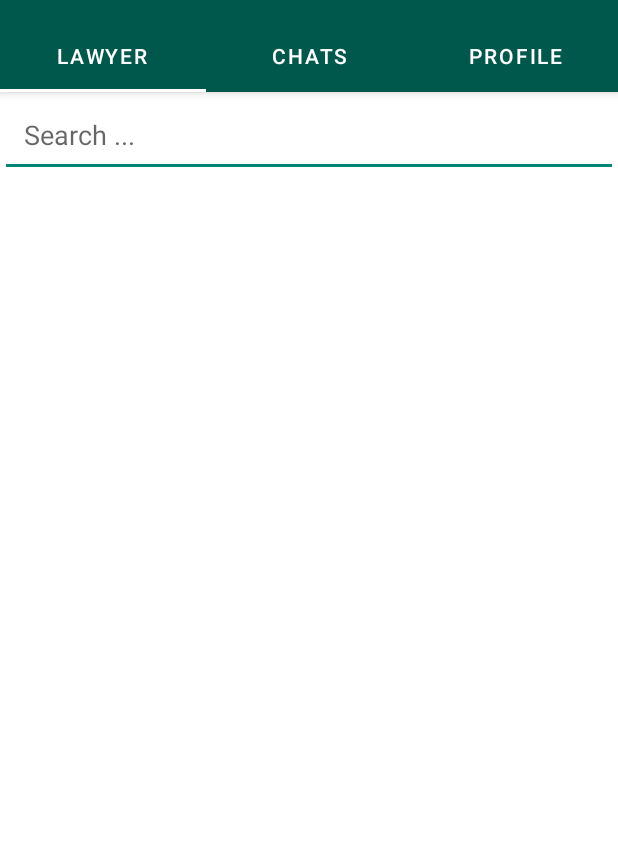
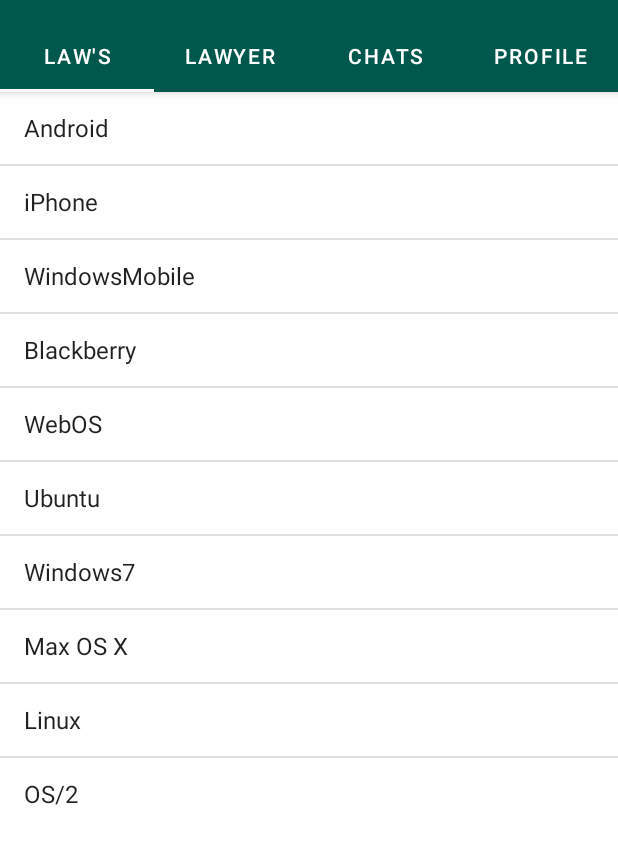
Before and after one commit to shahriarRahmanShaon/18Law, an Android app: the screen it shows after launch once a user with an empty profile is signed in (MainActivity), on a phone screen of 412 x 824 dp, the part 64-928 px from its top. Run offline under Robolectric (Android 15) with nearby library versions, the phone set to English and light mode, and no system bars; our stand-ins replace CircleImageView, Firebase (no records; nobody signed in at launch, a user with empty details on screens opened directly), Picasso; libraries missing offline, so code that uses them is left out: com.rengwuxian.materialedittext; 5 statements that could not run were skipped.

Commit message:
listView inside fragment

```diff
--- a/app/src/main/java/com/ovi/a16flawbd/Adapters/UsersAdapter.java
+++ b/app/src/main/java/com/ovi/a16flawbd/Adapters/UsersAdapter.java
@@ -150,7 +150,7 @@ public class UsersAdapter extends RecyclerView.Adapter<UsersAdapter.UsersAdapter
                 }
                 switch (theLastMsg){
                     case "default":
-                        lst_msg.setText("No message");
+                        lst_msg.setText(" ");
                         break;
                     default:
                         lst_msg.setText(theLastMsg);
--- /dev/null
+++ b/app/src/main/java/com/ovi/a16flawbd/Fragments/LawListFragment.java
@@ -0,0 +1,45 @@
+package com.ovi.a16flawbd.Fragments;
+
+import android.content.Intent;
+import android.os.Bundle;
+
+import androidx.fragment.app.Fragment;
+
+import android.view.LayoutInflater;
+import android.view.View;
+import android.view.ViewGroup;
+import android.widget.AdapterView;
+import android.widget.ArrayAdapter;
+import android.widget.ListView;
+
+import com.ovi.a16flawbd.LawList.trafficActivity;
+import com.ovi.a16flawbd.R;
+
+
+public class LawListFragment extends Fragment {
+
+    ListView listView;
+    final String[] items = new String[] { "Android", "iPhone", "WindowsMobile",
+            "Blackberry", "WebOS", "Ubuntu", "Windows7", "Max OS X",
+            "Linux", "OS/2" };
+
+    @Override
+    public View onCreateView(LayoutInflater inflater, ViewGroup container,
+                             Bundle savedInstanceState) {
+        // Inflate the layout for this fragment
+        View view = inflater.inflate(R.layout.fragment_law_list, container, false);
+
+        listView = view.findViewById(R.id.list_View);
+        ArrayAdapter<String> arrayAdapter = new ArrayAdapter<>(getActivity(), android.R.layout.simple_list_item_1, items);
+        listView.setAdapter(arrayAdapter);
+        listView.setOnItemClickListener(new AdapterView.OnItemClickListener() {
+            @Override
+            public void onItemClick(AdapterView<?> adapterView, View view, int i, long l) {
+                if (l==0){
+                    startActivity(new Intent(getActivity(), trafficActivity.class));
+                }
+            }
+        });
+        return view;
+    }
+}
--- a/app/src/main/java/com/ovi/a16flawbd/MainActivity.java
+++ b/app/src/main/java/com/ovi/a16flawbd/MainActivity.java
@@ -18,6 +18,7 @@ import androidx.viewpager.widget.ViewPager;
 
 import com.google.android.material.tabs.TabLayout;
 import com.ovi.a16flawbd.Fragments.ChatFragment;
+import com.ovi.a16flawbd.Fragments.LawListFragment;
 import com.ovi.a16flawbd.Fragments.ProfileFragment;
 import com.ovi.a16flawbd.Fragments.UsersFragment;
 import com.ovi.a16flawbd.ModelClasses.UserModel;
@@ -87,6 +88,7 @@ public class MainActivity extends AppCompatActivity {
                 android.support.v4.app.Fragment
          */
 
+        viewPagerAdapter.addFragments(new LawListFragment(), "Law's");
         viewPagerAdapter.addFragments(new UsersFragment(), "Lawyer");
         viewPagerAdapter.addFragments(new ChatFragment(), "Chats");
         viewPagerAdapter.addFragments(new ProfileFragment(), "Profile");
--- /dev/null
+++ b/app/src/main/res/layout/fragment_law_list.xml
@@ -0,0 +1,14 @@
+<?xml version="1.0" encoding="utf-8"?>
+<FrameLayout xmlns:android="http://schemas.android.com/apk/res/android"
+    xmlns:tools="http://schemas.android.com/tools"
+    android:layout_width="match_parent"
+    android:layout_height="match_parent"
+    tools:context=".Fragments.LawListFragment">
+
+    <!-- TODO: Update blank fragment layout -->
+    <ListView
+        android:id="@+id/list_View"
+        android:layout_width="match_parent"
+        android:layout_height="wrap_content"/>
+
+</FrameLayout>
--- a/app/src/main/res/layout/useritem.xml
+++ b/app/src/main/res/layout/useritem.xml
@@ -43,6 +43,7 @@
         android:layout_width="match_parent"
         android:layout_height="wrap_content"
         android:textColor="@color/colorPrimary"
+        android:textStyle="bold"
         android:id="@+id/lst_msg"
         android:layout_marginLeft="49dp"
         android:layout_gravity="center"/>
--- /dev/null
+++ b/app/src/main/res/values/dimens.xml
@@ -0,0 +1,4 @@
+<?xml version="1.0" encoding="utf-8"?>
+<resources>
+    <dimen name="text_margin">16dp</dimen>
+</resources>
```
Also changed, not shown: app/src/main/AndroidManifest.xml (+7 -16 lines), app/src/main/java/com/ovi/a16flawbd/LawList/trafficActivity.java (added, +16 -0 lines), app/src/main/res/layout/activity_traffic.xml (added, +9 -0 lines).
